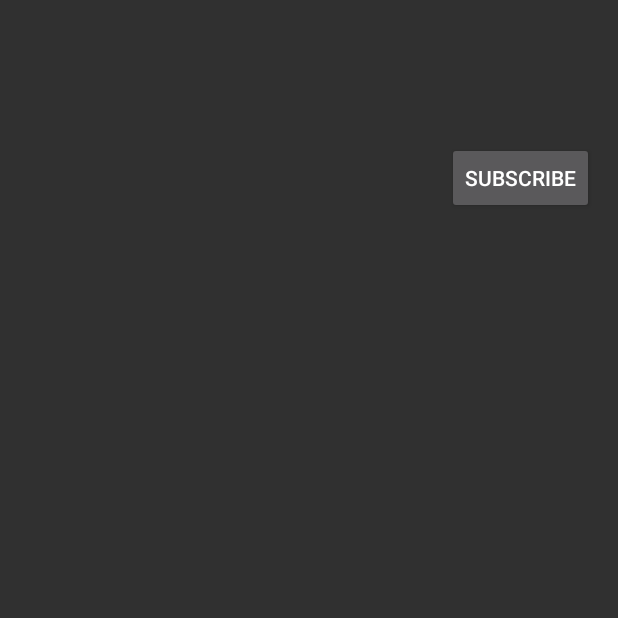
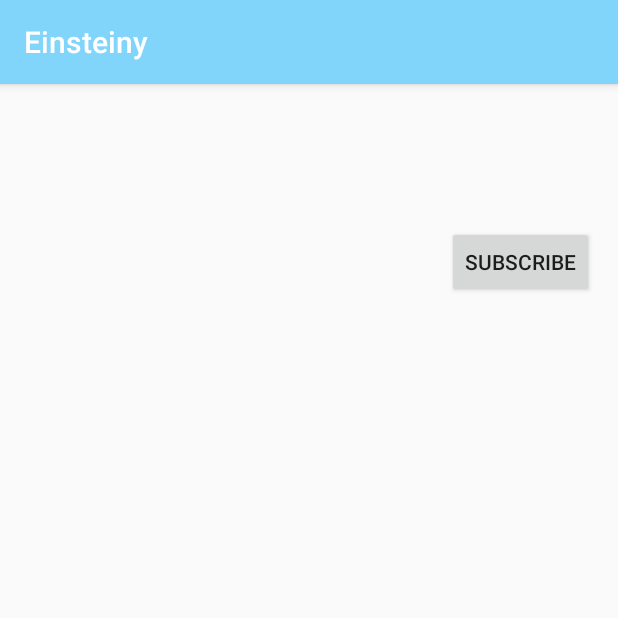
Before and after one commit to Einsteiny/einsteiny, an Android app: the CourseSubscribeActivity screen opened directly, with no data from a screen before it, on a phone screen of 412 x 824 dp, the top half of it. Run offline under Robolectric (Android 15) with nearby library versions, the phone set to English and light mode, and no system bars; our stand-ins replace ButterKnife, Picasso; libraries missing offline, so code that uses them is left out: com.parse; pictures from the network do not load; 3 statements that could not run were skipped.

Commit message:
Change dtyle a bit

```diff
--- a/app/build.gradle
+++ b/app/build.gradle
@@ -61,6 +61,7 @@ dependencies {
     compile('com.crashlytics.sdk.android:crashlytics:2.6.7@aar') {
         transitive = true;
     }
+
     compile 'com.parse.bolts:bolts-android:1.4.0'
     compile 'com.parse:parse-android:1.14.1'
     compile 'com.parse:parseinterceptors:0.0.2'
--- a/app/src/main/java/com/einsteiny/einsteiny/activities/CourseSubscribeActivity.java
+++ b/app/src/main/java/com/einsteiny/einsteiny/activities/CourseSubscribeActivity.java
@@ -87,7 +87,6 @@ public class CourseSubscribeActivity extends AppCompatActivity {
                 sendParseNotification(course.getId());
             }
 
-
             startActivity(i);
 
         });
--- a/app/src/main/res/values/colors.xml
+++ b/app/src/main/res/values/colors.xml
@@ -1,6 +1,6 @@
 <?xml version="1.0" encoding="utf-8"?>
 <resources>
-    <color name="colorPrimary">#3F51B5</color>
-    <color name="colorPrimaryDark">#303F9F</color>
-    <color name="colorAccent">#d3d3d3</color>
+    <color name="colorPrimary">#81D4FA</color>
+    <color name="colorPrimaryDark">#29B6F6</color>
+    <color name="colorAccent">#0288D1</color>
 </resources>
--- a/app/src/main/res/values/styles.xml
+++ b/app/src/main/res/values/styles.xml
@@ -1,13 +1,19 @@
 <resources>
 
-    <!-- Base application theme. -->
-    <style name="AppTheme" parent="Theme.AppCompat.NoActionBar">
+    <style name="AppTheme" parent="Theme.AppCompat.Light.DarkActionBar">
         <!-- Customize your theme here. -->
         <item name="colorPrimary">@color/colorPrimary</item>
         <item name="colorPrimaryDark">@color/colorPrimaryDark</item>
         <item name="colorAccent">@color/colorAccent</item>
-        <item name="preferenceTheme">@style/PreferenceThemeOverlay</item>
-        <item name="android:windowContentTransitions">true</item>
     </style>
 
+    <style name="AppTheme.NoActionBar">
+        <item name="windowActionBar">false</item>
+        <item name="windowNoTitle">true</item>
+    </style>
+
+    <style name="AppTheme.AppBarOverlay" parent="ThemeOverlay.AppCompat.Dark.ActionBar" />
+
+    <style name="AppTheme.PopupOverlay" parent="ThemeOverlay.AppCompat.Light" />
+
 </resources>
```
